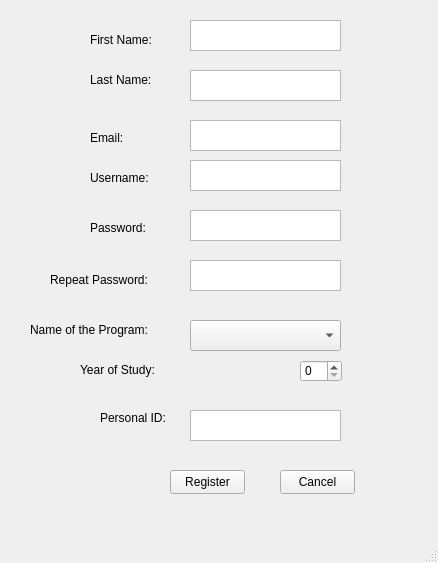
Before: the Qt Designer form Program/gui_register.ui in zgjimzhubajj/Student-Assistant, drawn with Qt 5.
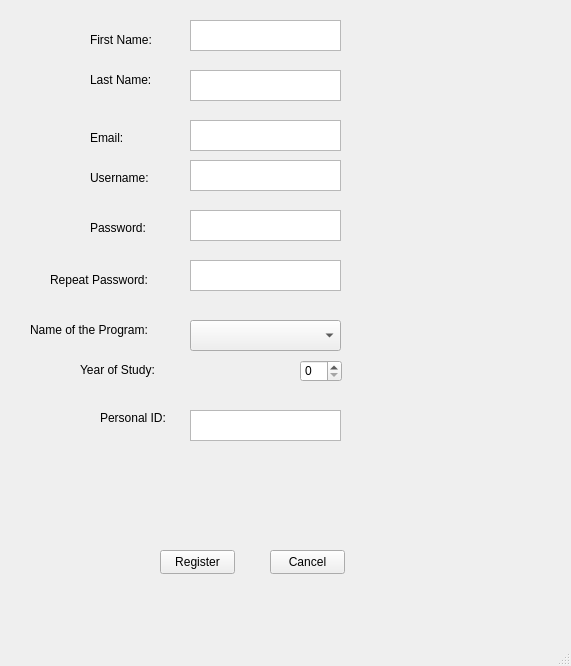
After: the same form once the commit is applied.

Commit message: wrong inputs for register window handled eccept pass, repass and program, also wrong inputs for login window handled

What changed in the file:
```diff
--- a/Program/gui_register.ui
+++ b/Program/gui_register.ui
@@ -6,8 +6,8 @@
    <rect>
     <x>0</x>
     <y>0</y>
-    <width>438</width>
-    <height>563</height>
+    <width>571</width>
+    <height>666</height>
    </rect>
   </property>
   <property name="windowTitle">
@@ -148,8 +148,8 @@
    <widget class="QPushButton" name="btn_register">
     <property name="geometry">
      <rect>
-      <x>170</x>
-      <y>470</y>
+      <x>160</x>
+      <y>550</y>
       <width>75</width>
       <height>24</height>
      </rect>
@@ -161,8 +161,8 @@
    <widget class="QPushButton" name="btn_cancel">
     <property name="geometry">
      <rect>
-      <x>280</x>
-      <y>470</y>
+      <x>270</x>
+      <y>550</y>
       <width>75</width>
       <height>24</height>
      </rect>
@@ -250,6 +250,24 @@
      <string>Email:</string>
     </property>
    </widget>
+   <widget class="QLabel" name="lbl_wrong_input">
+    <property name="geometry">
+     <rect>
+      <x>50</x>
+      <y>470</y>
+      <width>381</width>
+      <height>31</height>
+     </rect>
+    </property>
+    <property name="font">
+     <font>
+      <pointsize>10</pointsize>
+     </font>
+    </property>
+    <property name="text">
+     <string/>
+    </property>
+   </widget>
   </widget>
   <widget class="QMenuBar" name="menubar">
    <property name="geometry">
```
Left out of the diff: 4 changed lines with no effect on the pictures. The commit also changes 15 other files.
